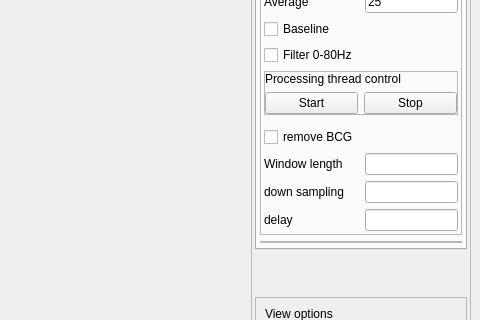
VeikkaLeppanen/Real_Time_EEG, file UI/eegwindow.ui: the form before one commit; both pictures show x 649 to 1129 and y 109 to 429 of the 1129 by 831 pixel window.
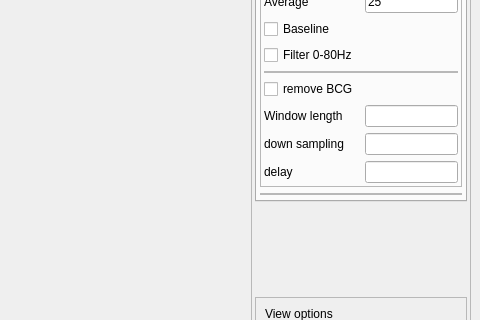
The form after the commit. The open tabs and pages were chosen to show the change. Custom widgets are drawn as their Qt base class.

Commit message: quality check UI

```diff
--- a/UI/eegwindow.ui
+++ b/UI/eegwindow.ui
@@ -316,21 +316,35 @@
               <property name="bottomMargin">
                <number>3</number>
               </property>
-              <item row="7" column="0">
-               <widget class="QCheckBox" name="checkBox_2">
+              <item row="8" column="0">
+               <widget class="QCheckBox" name="filter1">
                 <property name="text">
-                 <string>Baseline</string>
+                 <string>Filter 0-80Hz</string>
                 </property>
                </widget>
               </item>
-              <item row="16" column="0">
-               <widget class="QLabel" name="label_13">
+              <item row="5" column="1">
+               <widget class="QLineEdit" name="lineEditGALength">
                 <property name="text">
-                 <string>down sampling</string>
+                 <string>5000</string>
                 </property>
                </widget>
               </item>
-              <item row="15" column="1">
+              <item row="4" column="0" colspan="2">
+               <widget class="QCheckBox" name="checkBox_GA">
+                <property name="text">
+                 <string>Gradient artifact correction</string>
+                </property>
+               </widget>
+              </item>
+              <item row="5" column="0">
+               <widget class="QLabel" name="label_2">
+                <property name="text">
+                 <string>TA length</string>
+                </property>
+               </widget>
+              </item>
+              <item row="14" column="1">
                <widget class="QLineEdit" name="numberOfSamples">
                 <property name="maximumSize">
                  <size>
@@ -346,7 +360,21 @@
                 </property>
                </widget>
               </item>
-              <item row="16" column="1">
+              <item row="13" column="0">
+               <widget class="QCheckBox" name="checkBox_removeBCG">
+                <property name="text">
+                 <string>remove BCG</string>
+                </property>
+               </widget>
+              </item>
+              <item row="6" column="1">
+               <widget class="QLineEdit" name="lineEditGAaverage">
+                <property name="text">
+                 <string>25</string>
+                </property>
+               </widget>
+              </item>
+              <item row="15" column="1">
                <widget class="QLineEdit" name="downsampling">
                 <property name="maximumSize">
                  <size>
@@ -363,17 +391,20 @@
                 </property>
                </widget>
               </item>
-              <item row="5" column="0">
-               <widget class="QLabel" name="label_2">
-                <property name="text">
-                 <string>TA length</string>
+              <item row="16" column="1">
+               <widget class="QLineEdit" name="delay">
+                <property name="maximumSize">
+                 <size>
+                  <width>100</width>
+                  <height>16777215</height>
+                 </size>
                 </property>
                </widget>
               </item>
-              <item row="6" column="1">
-               <widget class="QLineEdit" name="lineEditGAaverage">
+              <item row="7" column="0">
+               <widget class="QCheckBox" name="checkBox_2">
                 <property name="text">
-                 <string>25</string>
+                 <string>Baseline</string>
                 </property>
                </widget>
               </item>
@@ -401,104 +432,30 @@
                  <property name="bottomMargin">
                   <number>0</number>
                  </property>
-                 <item row="1" column="0">
-                  <widget class="QPushButton" name="startButton">
-                   <property name="maximumSize">
-                    <size>
-                     <width>100</width>
-                     <height>16777215</height>
-                    </size>
-                   </property>
-                   <property name="text">
-                    <string>Start</string>
-                   </property>
-                  </widget>
-                 </item>
-                 <item row="1" column="1">
-                  <widget class="QPushButton" name="stopButton">
-                   <property name="maximumSize">
-                    <size>
-                     <width>100</width>
-                     <height>16777215</height>
-                    </size>
-                   </property>
-                   <property name="text">
-                    <string>Stop</string>
-                   </property>
-                  </widget>
-                 </item>
-                 <item row="0" column="0" colspan="2">
-                  <widget class="QLabel" name="label_3">
-                   <property name="text">
-                    <string>Processing thread control</string>
-                   </property>
-                  </widget>
-                 </item>
                 </layout>
                </widget>
               </item>
               <item row="14" column="0">
-               <widget class="QCheckBox" name="checkBox_removeBCG">
-                <property name="text">
-                 <string>remove BCG</string>
-                </property>
-               </widget>
-              </item>
-              <item row="15" column="0">
                <widget class="QLabel" name="label_17">
                 <property name="text">
                  <string>Window length</string>
                 </property>
                </widget>
               </item>
-              <item row="4" column="0" colspan="2">
-               <widget class="QCheckBox" name="checkBox_GA">
+              <item row="15" column="0">
+               <widget class="QLabel" name="label_13">
                 <property name="text">
-                 <string>Gradient artifact correction</string>
+                 <string>down sampling</string>
                 </property>
                </widget>
               </item>
-              <item row="17" column="0">
+              <item row="16" column="0">
                <widget class="QLabel" name="label_11">
                 <property name="text">
                  <string>delay</string>
                 </property>
                </widget>
               </item>
-              <item row="8" column="0">
-               <widget class="QCheckBox" name="filter1">
-                <property name="text">
-                 <string>Filter 0-80Hz</string>
-                </property>
-               </widget>
-              </item>
-              <item row="17" column="1">
-               <widget class="QLineEdit" name="delay">
-                <property name="maximumSize">
-                 <size>
-                  <width>100</width>
-                  <height>16777215</height>
-                 </size>
-                </property>
-               </widget>
-              </item>
-              <item row="11" column="0" colspan="2">
-               <widget class="QFrame" name="frame_9">
-                <property name="frameShape">
-                 <enum>QFrame::StyledPanel</enum>
-                </property>
-                <property name="frameShadow">
-                 <enum>QFrame::Raised</enum>
-                </property>
-               </widget>
-              </item>
-              <item row="5" column="1">
-               <widget class="QLineEdit" name="lineEditGALength">
-                <property name="text">
-                 <string>5000</string>
-                </property>
-               </widget>
-              </item>
              </layout>
             </widget>
            </item>
```
The commit also changes 15 other files.
